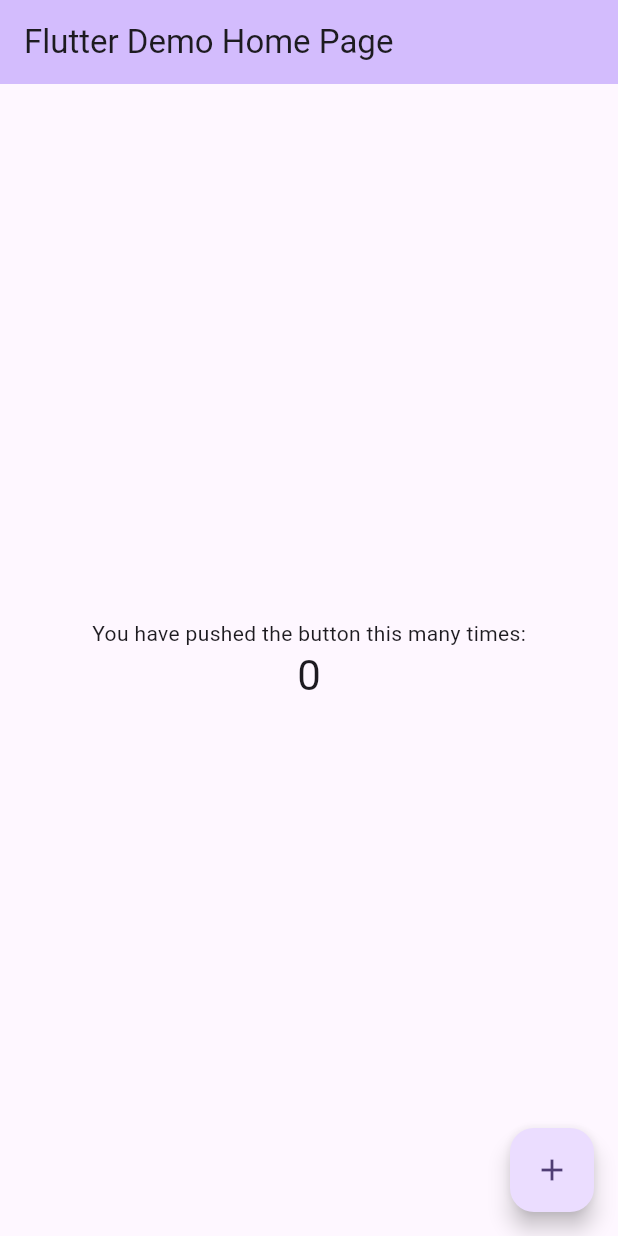
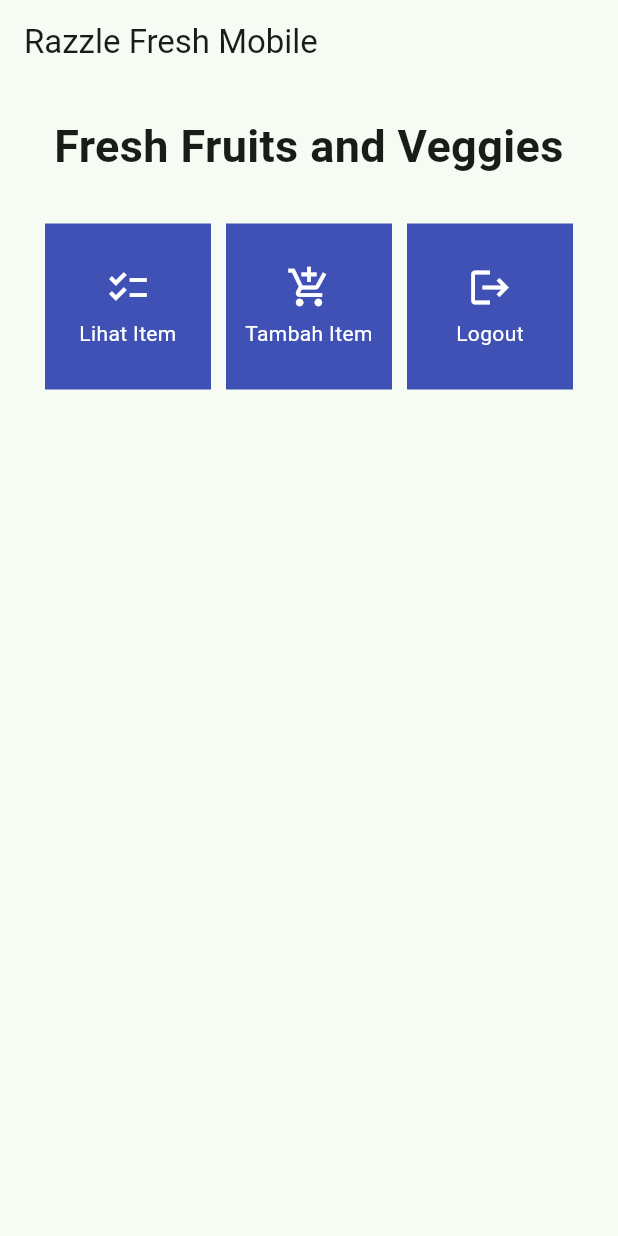
Before and after one commit to astrialyanda/razzle-fresh-mobile, a Flutter app: the screen it shows after launch, on a phone screen of 412 x 824 dp. Run offline on Flutter 3.47's test engine with Material 2 defaults, Android fonts, the phone set to English and light mode, and no system bars.

Commit message:
done tugas 7

```diff
--- a/lib/main.dart
+++ b/lib/main.dart
@@ -1,4 +1,5 @@
 import 'package:flutter/material.dart';
+import 'package:razzle_fresh_mobile/menu.dart';
 
 void main() {
   runApp(const MyApp());
@@ -28,98 +29,11 @@
         //
         // This works for code too, not just values: Most code changes can be
         // tested with just a hot reload.
-        colorScheme: ColorScheme.fromSeed(seedColor: Colors.deepPurple),
+        colorScheme:
+            ColorScheme.fromSeed(seedColor: Color.fromARGB(255, 99, 216, 136)),
         useMaterial3: true,
       ),
-      home: const MyHomePage(title: 'Flutter Demo Home Page'),
+      home: MyHomePage(),
     );
   }
 }
-
-class MyHomePage extends StatefulWidget {
-  const MyHomePage({super.key, required this.title});
-
-  // This widget is the home page of your application. It is stateful, meaning
-  // that it has a State object (defined below) that contains fields that affect
-  // how it looks.
-
-  // This class is the configuration for the state. It holds the values (in this
-  // case the title) provided by the parent (in this case the App widget) and
-  // used by the build method of the State. Fields in a Widget subclass are
-  // always marked "final".
-
-  final String title;
-
-  @override
-  State<MyHomePage> createState() => _MyHomePageState();
-}
-
-class _MyHomePageState extends State<MyHomePage> {
-  int _counter = 0;
-
-  void _incrementCounter() {
-    setState(() {
-      // This call to setState tells the Flutter framework that something has
-      // changed in this State, which causes it to rerun the build method below
-      // so that the display can reflect the updated values. If we changed
-      // _counter without calling setState(), then the build method would not be
-      // called again, and so nothing would appear to happen.
-      _counter++;
-    });
-  }
-
-  @override
-  Widget build(BuildContext context) {
-    // This method is rerun every time setState is called, for instance as done
-    // by the _incrementCounter method above.
-    //
-    // The Flutter framework has been optimized to make rerunning build methods
-    // fast, so that you can just rebuild anything that needs updating rather
-    // than having to individually change instances of widgets.
-    return Scaffold(
-      appBar: AppBar(
-        // TRY THIS: Try changing the color here to a specific color (to
-        // Colors.amber, perhaps?) and trigger a hot reload to see the AppBar
-        // change color while the other colors stay the same.
-        backgroundColor: Theme.of(context).colorScheme.inversePrimary,
-        // Here we take the value from the MyHomePage object that was created by
-        // the App.build method, and use it to set our appbar title.
-        title: Text(widget.title),
-      ),
-      body: Center(
-        // Center is a layout widget. It takes a single child and positions it
-        // in the middle of the parent.
-        child: Column(
-          // Column is also a layout widget. It takes a list of children and
-          // arranges them vertically. By default, it sizes itself to fit its
-          // children horizontally, and tries to be as tall as its parent.
-          //
-          // Column has various properties to control how it sizes itself and
-          // how it positions its children. Here we use mainAxisAlignment to
-          // center the children vertically; the main axis here is the vertical
-          // axis because Columns are vertical (the cross axis would be
-          // horizontal).
-          //
-          // TRY THIS: Invoke "debug painting" (choose the "Toggle Debug Paint"
-          // action in the IDE, or press "p" in the console), to see the
-          // wireframe for each widget.
-          mainAxisAlignment: MainAxisAlignment.center,
-          children: <Widget>[
-            const Text(
-              'You have pushed the button this many times:',
-            ),
-            Text(
-              '$_counter',
-              style: Theme.of(context).textTheme.headlineMedium,
-            ),
-          ],
-        ),
-      ),
-      floatingActionButton: FloatingActionButton(
-        onPressed: _incrementCounter,
-        tooltip: 'Increment',
-        child: const Icon(Icons.add),
-      ), // This trailing comma makes auto-formatting nicer for build methods.
-    );
-  }
-}
--- /dev/null
+++ b/lib/menu.dart
@@ -0,0 +1,128 @@
+import 'package:flutter/material.dart';
+
+class ShopCard extends StatelessWidget {
+  final ShopItem item;
+
+  const ShopCard(this.item, {super.key}); // Constructor
+
+  @override
+  Widget build(BuildContext context) {
+    return Material(
+      color: Colors.indigo,
+      child: InkWell(
+        // Area responsive terhadap sentuhan
+        onTap: () {
+          // Memunculkan SnackBar ketika diklik
+          ScaffoldMessenger.of(context)
+            ..hideCurrentSnackBar()
+            ..showSnackBar(SnackBar(
+                content: Text("Kamu telah menekan tombol ${item.name}!")));
+        },
+        child: Container(
+          // Container untuk menyimpan Icon dan Text
+          padding: const EdgeInsets.all(8),
+          child: Center(
+            child: Column(
+              mainAxisAlignment: MainAxisAlignment.center,
+              children: [
+                Icon(
+                  item.icon,
+                  color: Colors.white,
+                  size: 30.0,
+                ),
+                const Padding(padding: EdgeInsets.all(3)),
+                Text(
+                  item.name,
+                  textAlign: TextAlign.center,
+                  style: const TextStyle(color: Colors.white),
+                ),
+              ],
+            ),
+          ),
+        ),
+      ),
+    );
+  }
+}
+
+class ShopItem {
+  final String name;
+  final IconData icon;
+  final Color color;
+
+  ShopItem(this.name, this.icon, this.color);
+}
+
+class MyHomePage extends StatelessWidget {
+  MyHomePage({Key? key}) : super(key: key);
+
+  final List<ShopItem> items = [
+    ShopItem("Lihat Item", Icons.checklist, Colors.lightBlue),
+    ShopItem("Tambah Item", Icons.add_shopping_cart,
+        Color.fromARGB(255, 237, 158, 158)),
+    ShopItem("Logout", Icons.logout, Color.fromARGB(255, 156, 240, 191)),
+  ];
+
+  // This widget is the home page of your application. It is stateful, meaning
+  // that it has a State object (defined below) that contains fields that affect
+  // how it looks.
+
+  // This class is the configuration for the state. It holds the values (in this
+  // case the title) provided by the parent (in this case the App widget) and
+  // used by the build method of the State. Fields in a Widget subclass are
+  // always marked "final".
+
+  @override
+  Widget build(BuildContext context) {
+    // This method is rerun every time setState is called, for instance as done
+    // by the _incrementCounter method above.
+    //
+    // The Flutter framework has been optimized to make rerunning build methods
+    // fast, so that you can just rebuild anything that needs updating rather
+    // than having to individually change instances of widgets.
+    return Scaffold(
+      appBar: AppBar(
+        title: const Text(
+          'Razzle Fresh Mobile',
+        ),
+      ),
+      body: SingleChildScrollView(
+        // Widget wrapper yang dapat discroll
+        child: Padding(
+          padding: const EdgeInsets.all(10.0), // Set padding dari halaman
+          child: Column(
+            // Widget untuk menampilkan children secara vertikal
+            children: <Widget>[
+              const Padding(
+                padding: EdgeInsets.only(top: 10.0, bottom: 10.0),
+                // Widget Text untuk menampilkan tulisan dengan alignment center dan style yang sesuai
+                child: Text(
+                  'Fresh Fruits and Veggies', // Text yang menandakan toko
+                  textAlign: TextAlign.center,
+                  style: TextStyle(
+                    fontSize: 30,
+                    fontWeight: FontWeight.bold,
+                  ),
+                ),
+              ),
+              // Grid layout
+              GridView.count(
+                // Container pada card kita.
+                primary: true,
+                padding: const EdgeInsets.all(20),
+                crossAxisSpacing: 10,
+                mainAxisSpacing: 10,
+                crossAxisCount: 3,
+                shrinkWrap: true,
+                children: items.map((ShopItem item) {
+                  // Iterasi untuk setiap item
+                  return ShopCard(item);
+                }).toList(),
+              ),
+            ],
+          ),
+        ),
+      ),
+    );
+  }
+}
```
Also changed, not shown: 1 other file.
